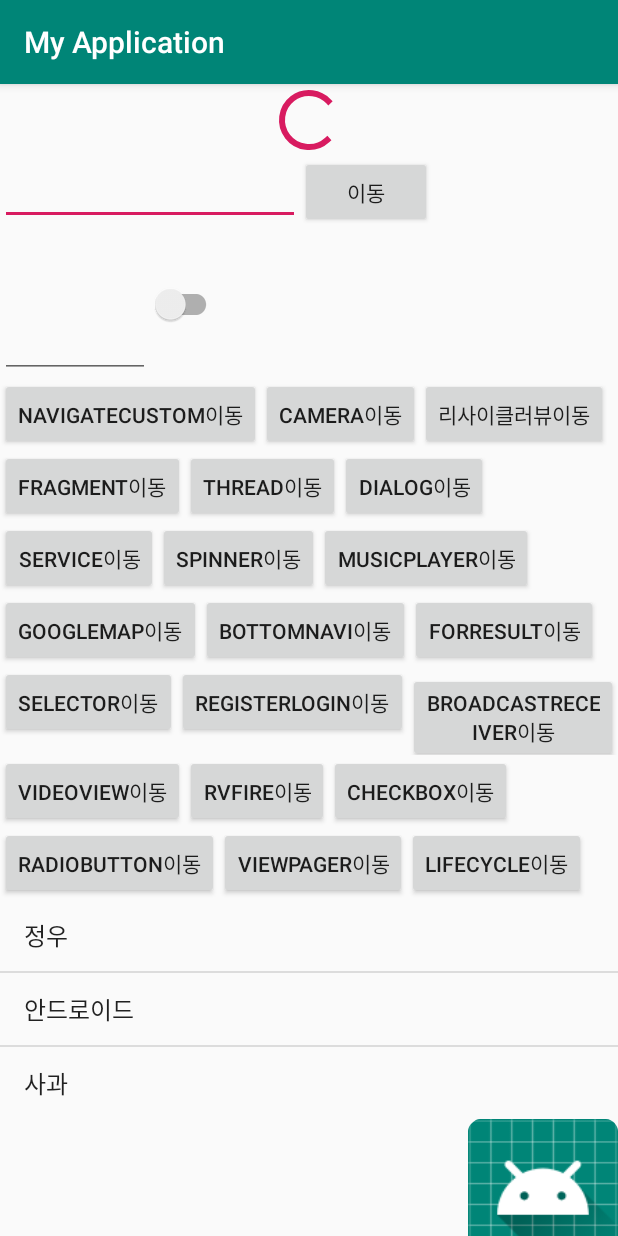
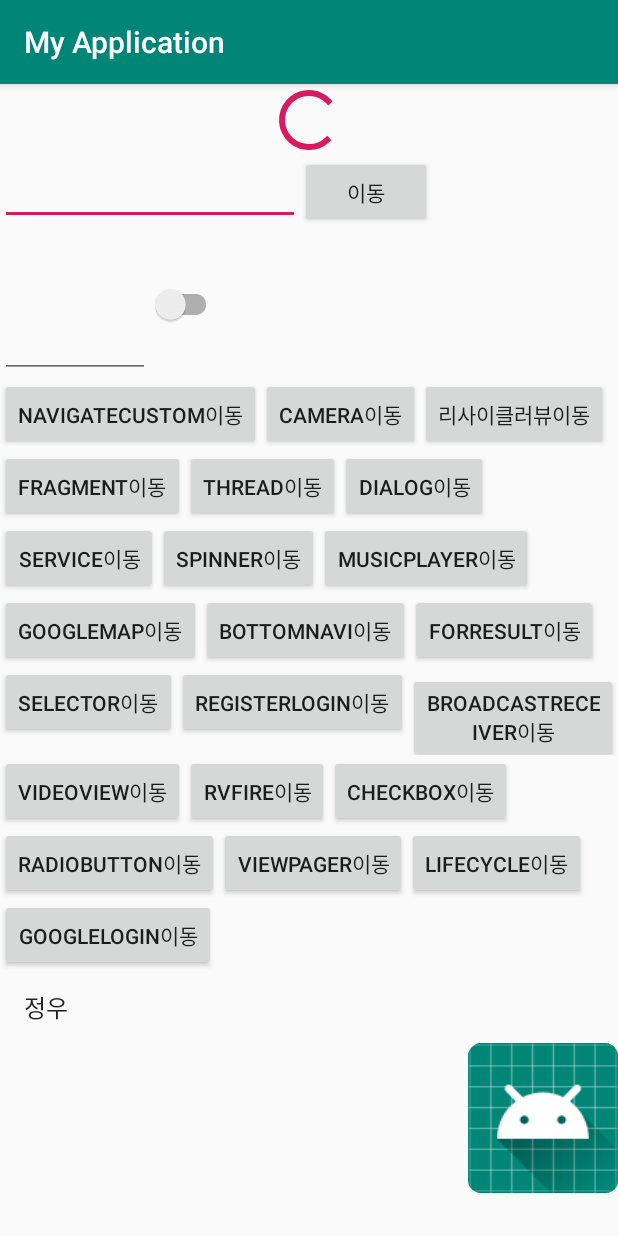
Before and after one commit to friendshipkim97/Android-Practice, an Android app: the screen it shows after launch (MainActivity), on a phone screen of 412 x 824 dp. Run offline under Robolectric (Android 15) with nearby library versions, the phone set to English and light mode, and no system bars; plain views replace SpinKitView.

Commit message:
Update GoogleLogin

```diff
--- a/app/src/main/java/com/cookandroid/myapplication/MainActivity.java
+++ b/app/src/main/java/com/cookandroid/myapplication/MainActivity.java
@@ -54,6 +54,7 @@ public class MainActivity extends AppCompatActivity {
     private Button radioButton_move;
     private Button viewPager_move;
     private Button lifeCycle_move;
+    private Button googleLogin_move;
 
     private long backBtnTime = 0;
 
@@ -166,6 +167,7 @@ public class MainActivity extends AppCompatActivity {
         radioButton_move = findViewById(R.id.radioButton_move);
         viewPager_move = findViewById(R.id.viewPager_move);
         lifeCycle_move = findViewById(R.id.lifeCycle_move);
+        googleLogin_move = findViewById(R.id.googleLogin_move);
     }
 
     private void buttonMove() {
@@ -329,6 +331,13 @@ public class MainActivity extends AppCompatActivity {
                 startActivity(intent); // 액티비티 이동
             }
         });
+        googleLogin_move.setOnClickListener(new View.OnClickListener() {
+            @Override
+            public void onClick(View view) {
+                Intent intent = new Intent(MainActivity.this, GoogleLoginExam.class);
+                startActivity(intent); // 액티비티 이동
+            }
+        });
     }
 
     private void clickImage() {
--- a/app/src/main/res/layout/activity_main.xml
+++ b/app/src/main/res/layout/activity_main.xml
@@ -1,4 +1,5 @@
 <?xml version="1.0" encoding="utf-8"?>
+
 <LinearLayout xmlns:android="http://schemas.android.com/apk/res/android"
     xmlns:app="http://schemas.android.com/apk/res-auto"
     xmlns:tools="http://schemas.android.com/tools"
@@ -16,6 +17,13 @@
         android:layout_height="wrap_content"
         android:layout_gravity="center"
         app:SpinKit_Color="#3F51AC" />
+    <ScrollView
+        android:layout_width="match_parent"
+        android:layout_height="match_parent">
+        <LinearLayout
+            android:layout_width="match_parent"
+            android:layout_height="match_parent"
+            android:orientation="vertical">
 <LinearLayout
     android:layout_width="wrap_content"
     android:layout_height="wrap_content">
@@ -221,6 +229,18 @@
 
     </LinearLayout>
 
+    <LinearLayout
+        android:orientation="horizontal"
+        android:layout_width="wrap_content"
+        android:layout_height="wrap_content">
+        <Button
+            android:id="@+id/googleLogin_move"
+            android:layout_width="wrap_content"
+            android:layout_height="wrap_content"
+            android:text="googleLogin이동">
+        </Button>
+    </LinearLayout>
+
     <ListView
         android:id="@+id/list"
         android:layout_width="match_parent"
@@ -240,7 +260,7 @@
     </LinearLayout>
 
     <!--    폰트사이즈만큼감싸는것-->
+        </LinearLayout>
 
-
-
+    </ScrollView>
 </LinearLayout>
```
Also changed, not shown: app/build.gradle (+11 -1 lines), app/src/main/AndroidManifest.xml (+5 -2 lines), app/src/main/java/com/cookandroid/myapplication/GoogleLoginExam.java (added, +105 -0 lines), app/src/main/java/com/cookandroid/myapplication/GoogleLoginResultActiviy.java (added, +33 -0 lines), app/src/main/res/layout/activity_google_login_exam.xml (added, +19 -0 lines), app/src/main/res/layout/activity_google_login_result_activiy.xml (added, +29 -0 lines), 1 other file.
